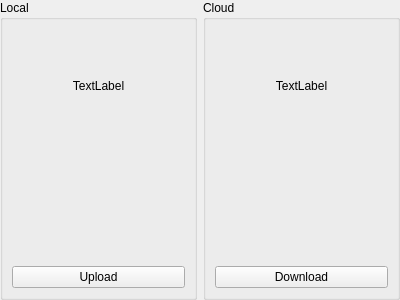
This is rare/ui/components/tabs/games/game_info/sync_widget.ui in RareDevs/Rare as Qt 5 draws it before an edit. The edited form follows.
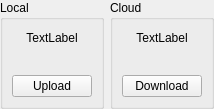
This is the edited form.

```diff
--- a/rare/ui/components/tabs/games/game_info/sync_widget.ui
+++ b/rare/ui/components/tabs/games/game_info/sync_widget.ui
@@ -6,8 +6,8 @@
    <rect>
     <x>0</x>
     <y>0</y>
-    <width>400</width>
-    <height>300</height>
+    <width>208</width>
+    <height>109</height>
    </rect>
   </property>
   <property name="windowTitle">
```
Left out of the diff: 3 changed lines with no effect on the pictures.
